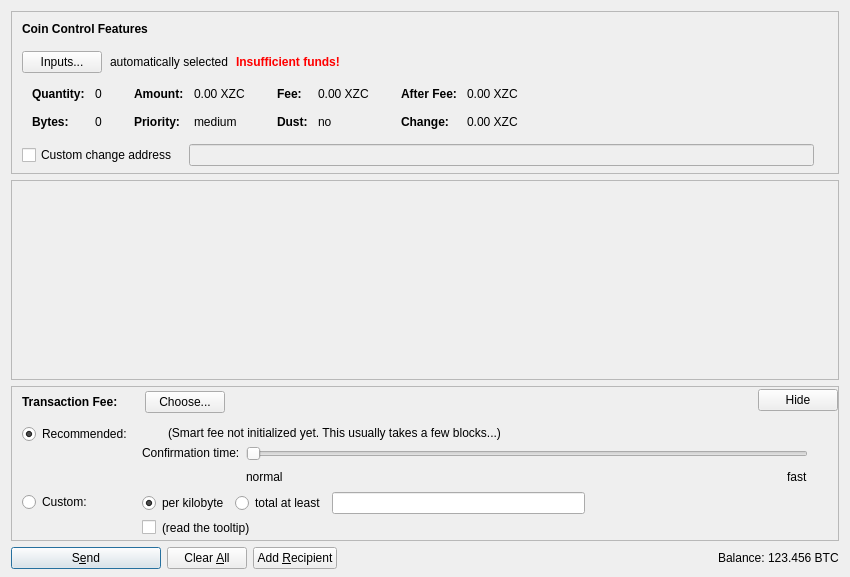
Above: src/qt/forms/sendcoinsdialog.ui from firoorg/firo before the change. Below: the same form after it.
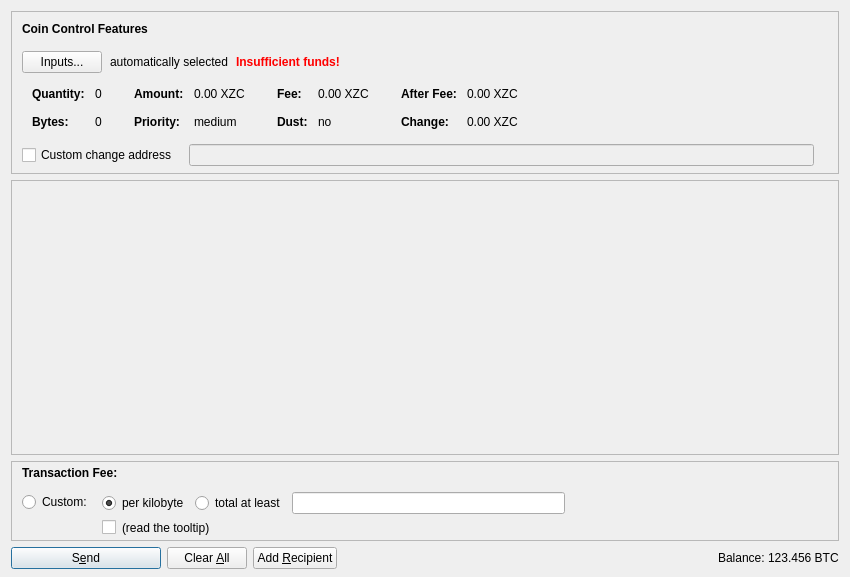
That is the form after the change. Icons and pictures are not drawn. Custom widgets are drawn as their Qt base class.

Commit message: Up version to v0.13.2.5-rc4. Revert logic receive block and solve when receive faraway block (rc3). remove higher fee check, remove ui smartfee (rc4)

Patch:
```diff
--- a/src/qt/forms/sendcoinsdialog.ui
+++ b/src/qt/forms/sendcoinsdialog.ui
@@ -617,7 +617,7 @@
         <x>0</x>
         <y>0</y>
         <width>824</width>
-        <height>77</height>
+        <height>194</height>
        </rect>
       </property>
       <layout class="QVBoxLayout" name="verticalLayout_2" stretch="0,1">
@@ -764,13 +764,6 @@
                 </property>
                </widget>
               </item>
-              <item>
-               <widget class="QPushButton" name="buttonChooseFee">
-                <property name="text">
-                 <string>Choose...</string>
-                </property>
-               </widget>
-              </item>
              </layout>
             </item>
             <item>
@@ -801,16 +794,6 @@
             </property>
            </spacer>
           </item>
-          <item>
-           <widget class="QPushButton" name="buttonMinimizeFee">
-            <property name="toolTip">
-             <string>collapse fee-settings</string>
-            </property>
-            <property name="text">
-             <string>Hide</string>
-            </property>
-           </widget>
-          </item>
          </layout>
         </item>
         <item>
@@ -845,7 +828,7 @@
              <property name="verticalSpacing">
               <number>4</number>
              </property>
-             <item row="1" column="1">
+             <item row="0" column="1">
               <layout class="QVBoxLayout" name="verticalLayoutFee8">
                <property name="spacing">
                 <number>6</number>
@@ -903,6 +886,9 @@
                 <layout class="QHBoxLayout" name="horizontalLayoutFee8">
                  <item>
                   <widget class="QCheckBox" name="checkBoxMinimumFee">
+                   <property name="enabled">
+                    <bool>true</bool>
+                   </property>
                    <property name="toolTip">
                     <string>Paying only the minimum fee is just fine as long as there is less transaction volume than space in the blocks. But be aware that this can end up in a never confirming transaction once there is more demand for zcoin transactions than the network can process.</string>
                    </property>
@@ -945,36 +931,6 @@
               </layout>
              </item>
              <item row="0" column="0">
-              <layout class="QVBoxLayout" name="verticalLayoutFee4" stretch="0,1">
-               <item>
-                <widget class="QRadioButton" name="radioSmartFee">
-                 <property name="text">
-                  <string>Recommended:</string>
-                 </property>
-                 <property name="checked">
-                  <bool>true</bool>
-                 </property>
-                 <attribute name="buttonGroup">
-                  <string notr="true">groupFee</string>
-                 </attribute>
-                </widget>
-               </item>
-               <item>
-                <spacer name="verticalSpacer_2">
-                 <property name="orientation">
-                  <enum>Qt::Vertical</enum>
-                 </property>
-                 <property name="sizeHint" stdset="0">
-                  <size>
-                   <width>1</width>
-                   <height>1</height>
-                  </size>
-                 </property>
-                </spacer>
-               </item>
-              </layout>
-             </item>
-             <item row="1" column="0">
               <layout class="QVBoxLayout" name="verticalLayoutFee9" stretch="0,1">
                <item>
                 <widget class="QRadioButton" name="radioCustomFee">
@@ -1001,170 +957,6 @@
                </item>
               </layout>
              </item>
-             <item row="0" column="1">
-              <layout class="QVBoxLayout" name="verticalLayoutFee3" stretch="0,0,1">
-               <property name="spacing">
-                <number>6</number>
-               </property>
-               <property name="topMargin">
-                <number>2</number>
-               </property>
-               <item>
-                <layout class="QHBoxLayout" name="horizontalLayoutFee12">
-                 <item>
-                  <widget class="QLabel" name="labelSmartFee">
-                   <property name="text">
-                    <string/>
-                   </property>
-                   <property name="margin">
-                    <number>2</number>
-                   </property>
-                  </widget>
-                 </item>
-                 <item>
-                  <widget class="QLabel" name="labelFeeEstimation">
-                   <property name="text">
-                    <string/>
-                   </property>
-                  </widget>
-                 </item>
-                 <item>
-                  <widget class="QLabel" name="labelSmartFee2">
-                   <property name="text">
-                    <string>(Smart fee not initialized yet. This usually takes a few blocks...)</string>
-                   </property>
-                   <property name="margin">
-                    <number>2</number>
-                   </property>
-                  </widget>
-                 </item>
-                 <item>
-                  <spacer name="horizontalSpacer_5">
-                   <property name="orientation">
-                    <enum>Qt::Horizontal</enum>
-                   </property>
-                   <property name="sizeHint" stdset="0">
-                    <size>
-                     <width>1</width>
-                     <height>1</height>
-                    </size>
-                   </property>
-                  </spacer>
-                 </item>
-                </layout>
-               </item>
-               <item>
-                <layout class="QHBoxLayout" name="horizontalLayoutFee9">
-                 <item>
-                  <layout class="QVBoxLayout" name="verticalLayoutFee6">
-                   <item>
-                    <widget class="QLabel" name="labelSmartFee3">
-                     <property name="text">
-                      <string>Confirmation time:</string>
-                     </property>
-                     <property name="margin">
-                      <number>2</number>
-                     </property>
-                    </widget>
-                   </item>
-                   <item>
-                    <spacer name="verticalSpacer_3">
-                     <property name="orientation">
-                      <enum>Qt::Vertical</enum>
-                     </property>
-                     <property name="sizeHint" stdset="0">
-                      <size>
-                       <width>1</width>
-                       <height>1</height>
-                      </size>
-                     </property>
-                    </spacer>
-                   </item>
-                  </layout>
-                 </item>
-                 <item>
-                  <layout class="QVBoxLayout" name="verticalLayoutFee5">
-                   <property name="rightMargin">
-                    <number>30</number>
-                   </property>
-                   <item>
-                    <widget class="QSlider" name="sliderSmartFee">
-                     <property name="minimum">
-                      <number>0</number>
-                     </property>
-                     <property name="maximum">
-                      <number>24</number>
-                     </property>
-                     <property name="pageStep">
-                      <number>1</number>
-                     </property>
-                     <property name="value">
-                      <number>0</number>
-                     </property>
-                     <property name="orientation">
-                      <enum>Qt::Horizontal</enum>
-                     </property>
-                     <property name="invertedAppearance">
-                      <bool>false</bool>
-                     </property>
-                     <property name="invertedControls">
-                      <bool>false</bool>
-                     </property>
-                     <property name="tickPosition">
-                      <enum>QSlider::NoTicks</enum>
-                     </property>
-                    </widget>
-                   </item>
-                   <item>
-                    <layout class="QHBoxLayout" name="horizontalLayoutFee10">
-                     <item>
-                      <widget class="QLabel" name="labelSmartFeeNormal">
-                       <property name="text">
-                        <string>normal</string>
-                       </property>
-                      </widget>
-                     </item>
-                     <item>
-                      <spacer name="horizontalSpacer_3">
-                       <property name="orientation">
-                        <enum>Qt::Horizontal</enum>
-                       </property>
-                       <property name="sizeHint" stdset="0">
-                        <size>
-                         <width>40</width>
-                         <height>20</height>
-                        </size>
-                       </property>
-                      </spacer>
-                     </item>
-                     <item>
-                      <widget class="QLabel" name="labelSmartFeeFast">
-                       <property name="text">
-                        <string>fast</string>
-                       </property>
-                      </widget>
-                     </item>
-                    </layout>
-                   </item>
-                  </layout>
-                 </item>
-                </layout>
-               </item>
-               <item>
-                <spacer name="verticalSpacer_4">
-                 <property name="orientation">
-                  <enum>Qt::Vertical</enum>
-                 </property>
-                 <property name="sizeHint" stdset="0">
-                  <size>
-                   <width>1</width>
-                   <height>1</height>
-                  </size>
-                 </property>
-                </spacer>
-               </item>
-              </layout>
-             </item>
             </layout>
            </item>
           </layout>
```
The commit also changes 5 other files.
